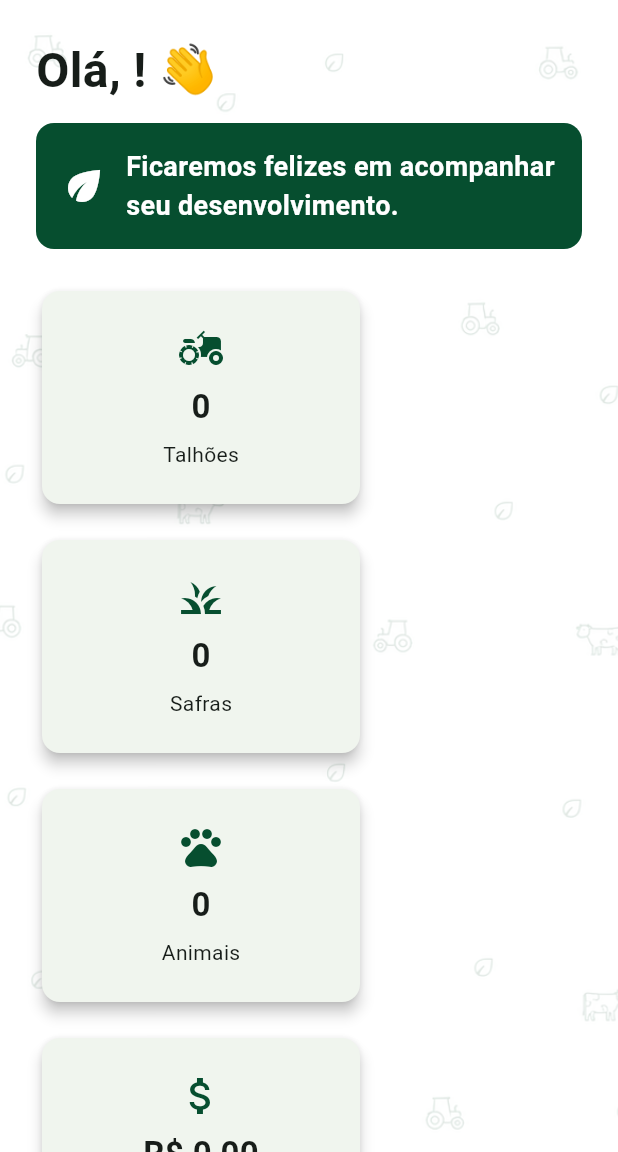
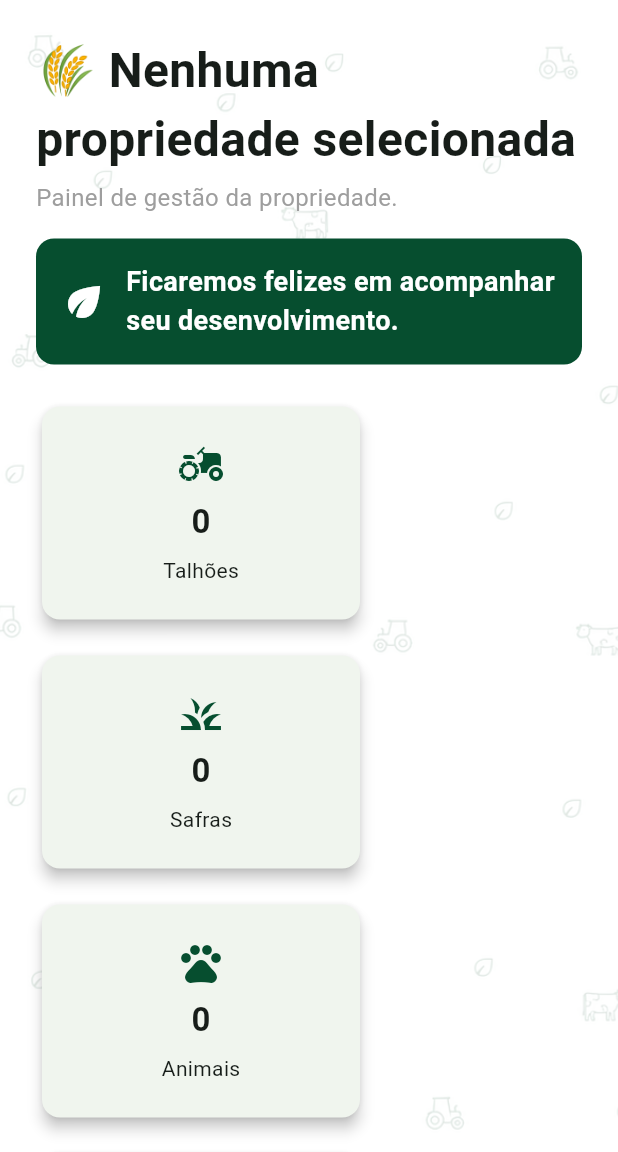
Before and after one commit to NasciM3nt0Felipe/agroverde-flutter, a Flutter app: the DashboardPage screen opened by its route, on a phone screen of 412 x 824 dp, the part 84-1236 px from its top. Run offline on Flutter 3.47's test engine with Material 3 defaults, Android fonts, the phone set to English and light mode, and no system bars; our stand-ins replace sqflite, sqflite_common_ffi; accounts and stored records are empty.

Commit message:
feat: exibe propriedade selecionada no dashboard

```diff
--- a/agroverde/lib/pages/dashboard_page.dart
+++ b/agroverde/lib/pages/dashboard_page.dart
@@ -7,8 +7,6 @@ class DashboardPage extends StatelessWidget {
 
   @override
   Widget build(BuildContext context) {
-    final nomeUsuario = SessaoService.usuarioLogado?.nome ?? 'Usuário';
-    final primeiroNome = nomeUsuario.split(' ').first;
     final nomePropriedade = SessaoService.propriedadeSelecionada?.nome;
 
     return Scaffold(
@@ -36,14 +34,21 @@ class DashboardPage extends StatelessWidget {
                   crossAxisAlignment: CrossAxisAlignment.start,
                   children: [
                     Text(
-                      'Olá, $primeiroNome! 👋',
+                      '🌾 ${nomePropriedade ?? "Nenhuma propriedade selecionada"}',
                       style: const TextStyle(
                         fontSize: 32,
                         fontWeight: FontWeight.bold,
                       ),
                     ),
 
-                    const SizedBox(height: 12),
+                    const SizedBox(height: 4),
+
+                    const Text(
+                      'Painel de gestão da propriedade.',
+                      style: TextStyle(fontSize: 16, color: Colors.grey),
+                    ),
+
+                    const SizedBox(height: 16),
 
                     Container(
                       padding: const EdgeInsets.all(16),
@@ -62,23 +67,16 @@ class DashboardPage extends StatelessWidget {
                           ),
                           const SizedBox(width: 12),
                           Expanded(
-                            child: nomePropriedade == null
-                                ? const Text(
-                                    'Ficaremos felizes em acompanhar seu desenvolvimento.',
-                                    style: TextStyle(
-                                      color: Colors.white,
-                                      fontSize: 18,
-                                      fontWeight: FontWeight.bold,
-                                    ),
-                                  )
-                                : Text(
-                                    nomePropriedade,
-                                    style: const TextStyle(
-                                      color: Colors.white,
-                                      fontSize: 20,
-                                      fontWeight: FontWeight.bold,
-                                    ),
-                                  ),
+                            child: Text(
+                              nomePropriedade == null
+                                  ? 'Ficaremos felizes em acompanhar seu desenvolvimento.'
+                                  : 'Você está gerenciando: $nomePropriedade',
+                              style: const TextStyle(
+                                color: Colors.white,
+                                fontSize: 18,
+                                fontWeight: FontWeight.bold,
+                              ),
+                            ),
                           ),
                         ],
                       ),
@@ -132,18 +130,22 @@ class DashboardPage extends StatelessWidget {
                         _QuickAccessCard(
                           titulo: 'Talhões e Safras',
                           subtitulo: 'Gerencie áreas e culturas',
+                          rota: AppRoutes.talhoesSafras,
                         ),
                         _QuickAccessCard(
                           titulo: 'Estoque',
                           subtitulo: 'Controle de insumos',
+                          rota: AppRoutes.estoque,
                         ),
                         _QuickAccessCard(
                           titulo: 'Rebanho',
                           subtitulo: 'Gestão animal',
+                          rota: AppRoutes.rebanho,
                         ),
                         _QuickAccessCard(
                           titulo: 'Financeiro',
                           subtitulo: 'Receitas e despesas',
+                          rota: AppRoutes.financeiro,
                         ),
                       ],
                     ),
@@ -201,8 +203,13 @@ class _DashboardCard extends StatelessWidget {
 class _QuickAccessCard extends StatelessWidget {
   final String titulo;
   final String subtitulo;
+  final String rota;
 
-  const _QuickAccessCard({required this.titulo, required this.subtitulo});
+  const _QuickAccessCard({
+    required this.titulo,
+    required this.subtitulo,
+    required this.rota,
+  });
 
   @override
   Widget build(BuildContext context) {
@@ -214,6 +221,9 @@ class _QuickAccessCard extends StatelessWidget {
           title: Text(titulo),
           subtitle: Text(subtitulo),
           trailing: const Icon(Icons.arrow_forward_ios),
+          onTap: () {
+            Navigator.pushNamed(context, rota);
+          },
         ),
       ),
     );
@@ -348,8 +358,14 @@ class _AppDrawer extends StatelessWidget {
                   (route) => false,
                 );
               },
-              icon: const Icon(Icons.logout, color: Colors.red),
-              label: const Text('Sair', style: TextStyle(color: Colors.red)),
+              icon: const Icon(
+                Icons.logout,
+                color: Color.fromARGB(255, 55, 50, 49),
+              ),
+              label: const Text(
+                'Sair',
+                style: TextStyle(color: Color.fromARGB(255, 52, 48, 47)),
+              ),
             ),
           ),
         ],
```
Also changed, not shown: agroverde/lib/pages/propriedade_page.dart (+9 -7 lines).
